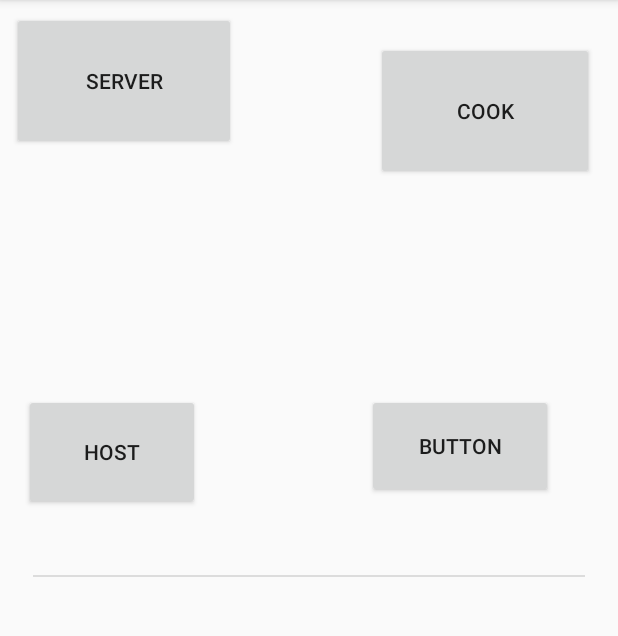
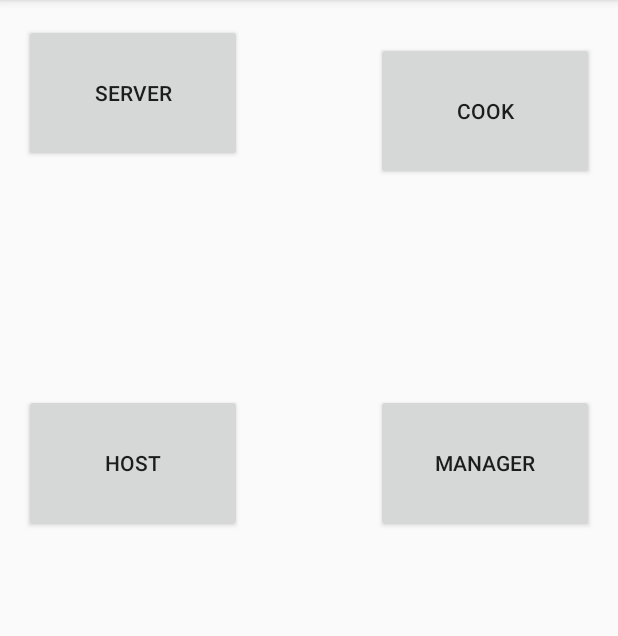
Before and after one commit to Grantjjscott/Restaur-Auto, an Android app: the screen it shows after launch (MainActivity), on a phone screen of 412 x 824 dp, the part 84-720 px from its top. Run offline under Robolectric (Android 15) with nearby library versions, the phone set to English and light mode, and no system bars.

Commit message:
Update activity_main.xml

```diff
--- a/app/src/main/res/layout/activity_main.xml
+++ b/app/src/main/res/layout/activity_main.xml
@@ -6,24 +6,12 @@
     android:layout_height="match_parent"
     tools:context="com.example.grant.restaur_auto.MainActivity">
 
-    <View
-        android:id="@+id/divider2"
-        android:layout_width="368dp"
-        android:layout_height="1dp"
-        android:layout_marginEnd="8dp"
-        android:layout_marginStart="8dp"
-        android:background="?android:attr/listDivider"
-        app:layout_constraintBottom_toBottomOf="parent"
-        app:layout_constraintEnd_toEndOf="parent"
-        app:layout_constraintStart_toStartOf="parent"
-        app:layout_constraintTop_toTopOf="parent" />
-
     <Button
         android:id="@+id/button6"
-        android:layout_width="149dp"
+        android:layout_width="145dp"
         android:layout_height="92dp"
-        android:layout_marginStart="8dp"
-        android:layout_marginTop="8dp"
+        android:layout_marginStart="16dp"
+        android:layout_marginTop="16dp"
         android:onClick="toServer"
         android:text="Server"
         app:layout_constraintStart_toStartOf="parent"
@@ -44,8 +32,8 @@
 
     <Button
         android:id="@+id/button8"
-        android:layout_width="117dp"
-        android:layout_height="77dp"
+        android:layout_width="145dp"
+        android:layout_height="92dp"
         android:layout_marginStart="16dp"
         android:layout_marginTop="8dp"
         android:onClick="toTable"
@@ -71,14 +59,14 @@
 
     <Button
         android:id="@+id/button9"
-        android:layout_width="124dp"
-        android:layout_height="69dp"
-        android:layout_marginEnd="8dp"
+        android:layout_width="145dp"
+        android:layout_height="92dp"
+        android:layout_marginEnd="16dp"
         android:layout_marginStart="8dp"
         android:layout_marginTop="8dp"
-        android:text="Button"
+        android:text="Manager"
         app:layout_constraintEnd_toEndOf="parent"
-        app:layout_constraintHorizontal_bias="0.747"
+        app:layout_constraintHorizontal_bias="1.0"
         app:layout_constraintStart_toEndOf="@+id/button8"
         app:layout_constraintTop_toTopOf="@+id/guideline10" />
 
```
